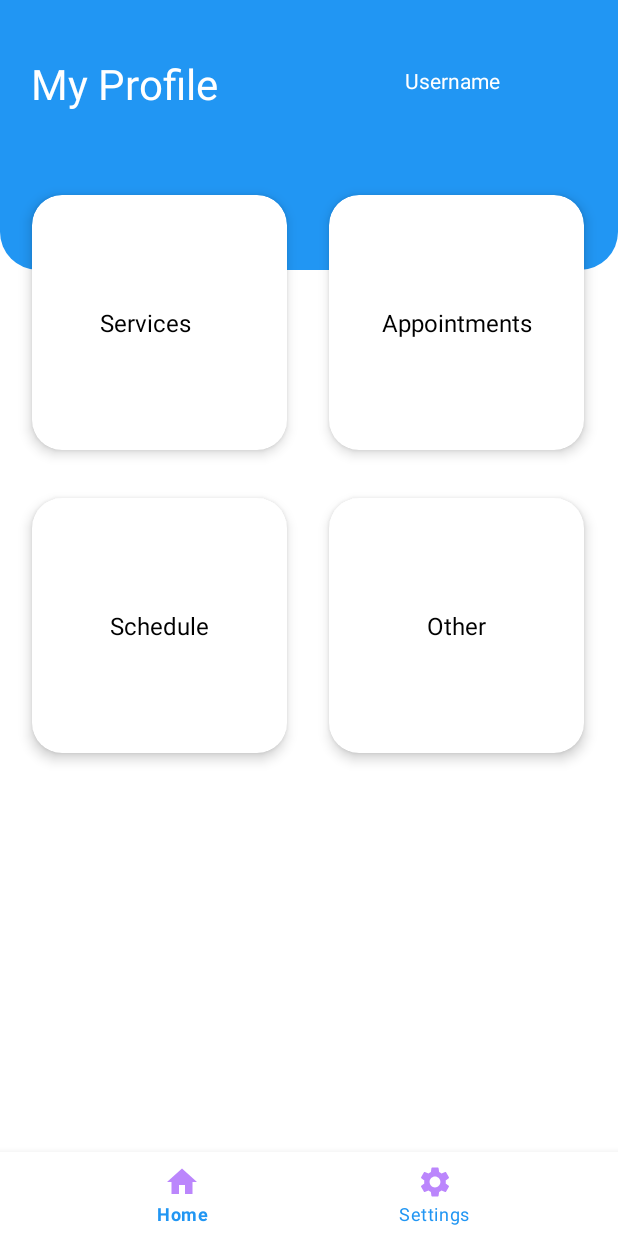
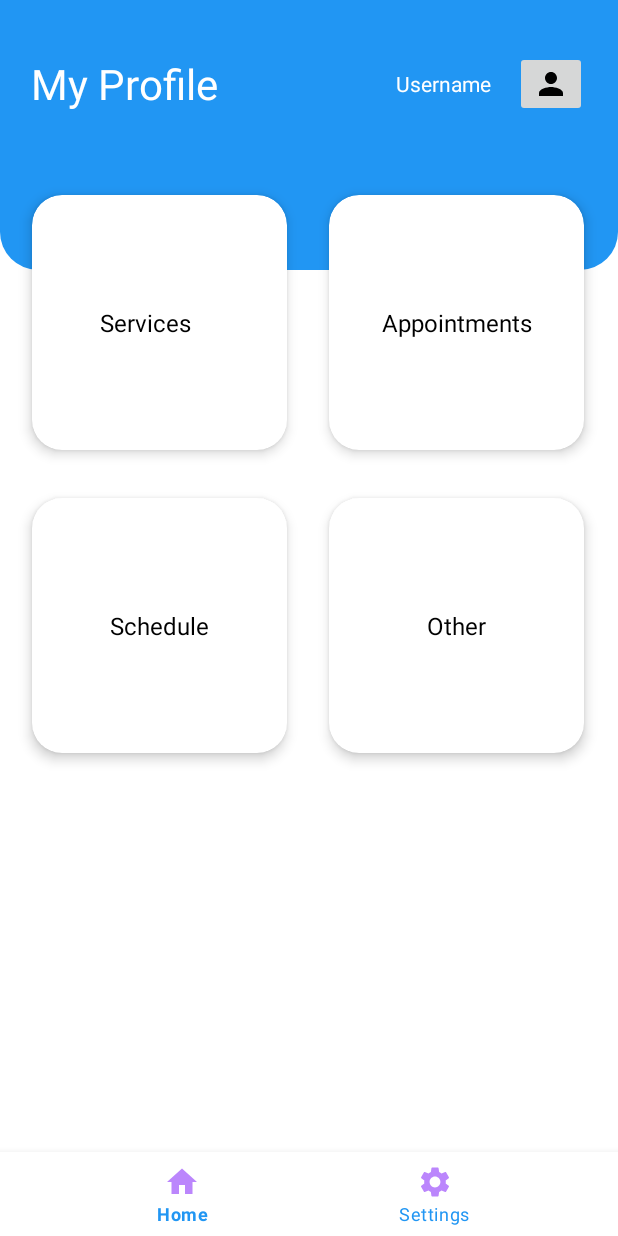
Before and after one commit to aliabb01/DoctorAppointmentApp, an Android app: the Doctor screen opened directly, with no data from a screen before it, on a phone screen of 412 x 824 dp. Run offline under Robolectric (Android 15) with nearby library versions, the phone set to English and light mode, and no system bars; 1 statement that could not run was skipped.

Commit message:
refactor: User profile activity show data

```diff
--- a/app/src/main/AndroidManifest.xml
+++ b/app/src/main/AndroidManifest.xml
@@ -40,6 +40,9 @@
             android:name=".SignIn"
             android:exported="true" />
         <activity
+            android:name=".Profile"
+            android:exported="true" />
+        <activity
             android:name=".MainActivity"
             android:exported="true">
             <intent-filter>
--- a/app/src/main/java/ali/app/doctorappointmentapp/Doctor.java
+++ b/app/src/main/java/ali/app/doctorappointmentapp/Doctor.java
@@ -12,6 +12,7 @@ import android.view.ViewGroup;
 import android.view.animation.AlphaAnimation;
 import android.view.animation.Animation;
 import android.view.animation.AnimationUtils;
+import android.widget.ImageButton;
 import android.widget.TextView;
 import android.widget.Toast;
 
@@ -31,8 +32,8 @@ public class Doctor extends AppCompatActivity {
     private MaterialCardView card_view;
     private FloatingActionButton  floatingActionButton;
     private TextView userName;
+    private ImageButton profileIcon;
     Boolean isopen=true;
-
 
 
     @Override
@@ -48,7 +49,7 @@ public class Doctor extends AppCompatActivity {
 
 
         userName = findViewById(R.id.doctor_username);
-
+        profileIcon = findViewById(R.id.doctor_profileIcon);
 
         userName.setText(user.getName());
 
@@ -142,6 +143,15 @@ public class Doctor extends AppCompatActivity {
             }
         });
 
+        profileIcon.setOnClickListener(new View.OnClickListener() {
+            @Override
+            public void onClick(View view) {
+                Intent intent = new Intent(Doctor.this, Profile.class);
+                intent.putExtra("user", user);
+                startActivity(intent);
+            }
+        });
+
     }
 
 
--- a/app/src/main/java/ali/app/doctorappointmentapp/MainActivity.java
+++ b/app/src/main/java/ali/app/doctorappointmentapp/MainActivity.java
@@ -16,11 +16,6 @@ public class MainActivity extends AppCompatActivity {
     @Override
     protected void onCreate(Bundle savedInstanceState) {
         super.onCreate(savedInstanceState);
-
-        /**
-         * Remove title on top
-        requestWindowFeature(Window.FEATURE_NO_TITLE);
-        getSupportActionBar().hide();*/
 
         setContentView(R.layout.activity_main);
 
--- a/app/src/main/res/drawable/ic_baseline_person_24.xml
+++ b/app/src/main/res/drawable/ic_baseline_person_24.xml
@@ -1,4 +1,4 @@
-<vector android:height="24dp" android:tint="#2196F3"
+<vector android:height="24dp" android:tint="#000000"
     android:viewportHeight="24" android:viewportWidth="24"
     android:width="24dp" xmlns:android="http://schemas.android.com/apk/res/android">
     <path android:fillColor="@android:color/white" android:pathData="M12,12c2.21,0 4,-1.79 4,-4s-1.79,-4 -4,-4 -4,1.79 -4,4 1.79,4 4,4zM12,14c-2.67,0 -8,1.34 -8,4v2h16v-2c0,-2.66 -5.33,-4 -8,-4z"/>
--- a/app/src/main/res/layout/activity_doctor.xml
+++ b/app/src/main/res/layout/activity_doctor.xml
@@ -48,27 +48,26 @@
             app:layout_constraintStart_toStartOf="parent"
             app:layout_constraintTop_toTopOf="parent" />
 
-        <ImageView
-            android:id="@+id/imageView2"
-            android:layout_width="50dp"
-            android:layout_height="50dp"
-            android:layout_marginTop="24dp"
-            android:layout_marginEnd="16dp"
-            android:layout_weight="1"
-            app:layout_constraintEnd_toEndOf="parent"
-            app:layout_constraintTop_toTopOf="parent"
-            tools:srcCompat="@tools:sample/avatars" />
-
         <TextView
             android:id="@+id/doctor_username"
             android:layout_width="wrap_content"
             android:layout_height="wrap_content"
-            android:layout_marginEnd="8dp"
+            android:layout_marginEnd="16dp"
             android:text="Username"
             android:textColor="#FFFFFF"
-            app:layout_constraintBottom_toBottomOf="@+id/imageView2"
-            app:layout_constraintEnd_toStartOf="@+id/imageView2"
-            app:layout_constraintTop_toTopOf="@+id/imageView2" />
+            app:layout_constraintBottom_toBottomOf="@+id/textView3"
+            app:layout_constraintEnd_toStartOf="@+id/doctor_profileIcon"
+            app:layout_constraintTop_toTopOf="@+id/textView3" />
+
+        <ImageButton
+            android:id="@+id/doctor_profileIcon"
+            android:layout_width="wrap_content"
+            android:layout_height="wrap_content"
+            android:layout_marginEnd="16dp"
+            app:layout_constraintBottom_toBottomOf="@+id/doctor_username"
+            app:layout_constraintEnd_toEndOf="parent"
+            app:layout_constraintTop_toTopOf="@+id/doctor_username"
+            app:srcCompat="@drawable/ic_baseline_person_24" />
 
     </androidx.constraintlayout.widget.ConstraintLayout>
 
--- a/app/src/main/res/layout/activity_sign_in.xml
+++ b/app/src/main/res/layout/activity_sign_in.xml
@@ -4,7 +4,7 @@
     xmlns:tools="http://schemas.android.com/tools"
     android:layout_width="match_parent"
     android:layout_height="match_parent"
-    android:id="@+id/mainLayout">
+    android:id="@+id/signInLayout">
 
     <androidx.constraintlayout.widget.ConstraintLayout
         android:layout_width="345dp"
--- a/app/src/main/res/values/themes.xml
+++ b/app/src/main/res/values/themes.xml
@@ -7,7 +7,7 @@
         <!-- FullScreen for weird camera fix -->
         <item name="android:windowLayoutInDisplayCutoutMode">shortEdges</item>
         <item name="android:windowTranslucentStatus">true</item>
-        <item name="android:windowTranslucentNavigation">true</item>
+        <!--<item name="android:windowTranslucentNavigation">true</item>-->
 
         <!-- Primary brand color. -->
         <item name="colorPrimary">@color/purple_500</item>
```
Also changed, not shown: app/src/main/java/ali/app/doctorappointmentapp/Profile.java (added, +52 -0 lines), app/src/main/java/ali/app/doctorappointmentapp/SignIn.java (+15 -0 lines), app/src/main/res/layout/activity_user_profile.xml (+29 -6 lines).
